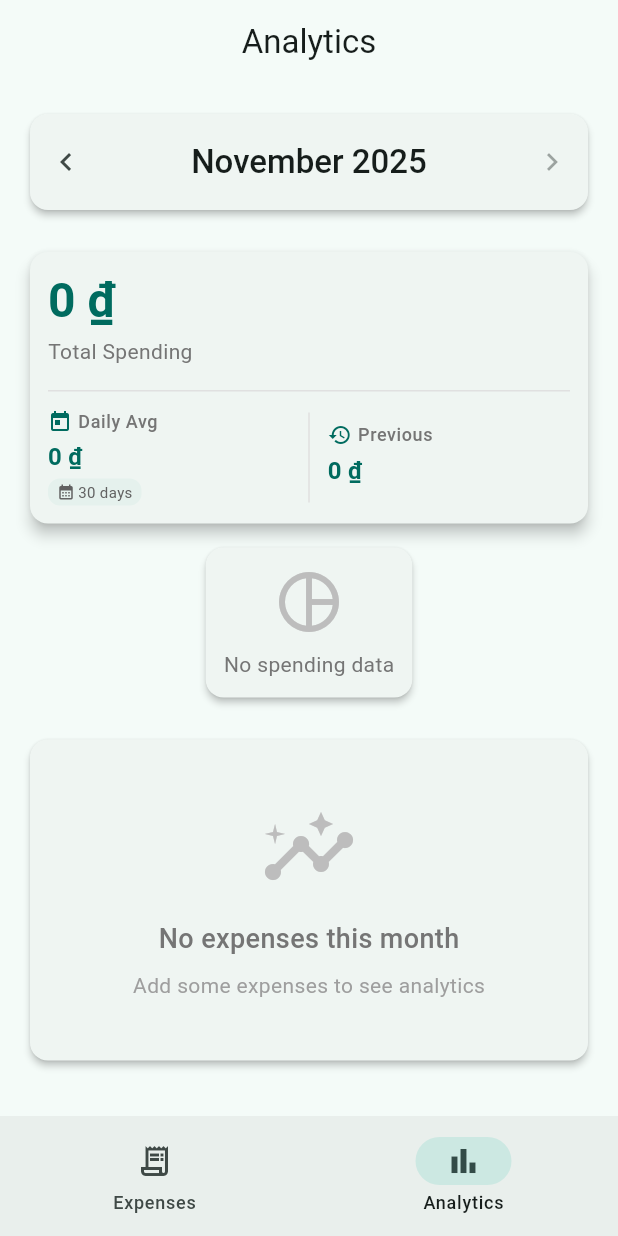
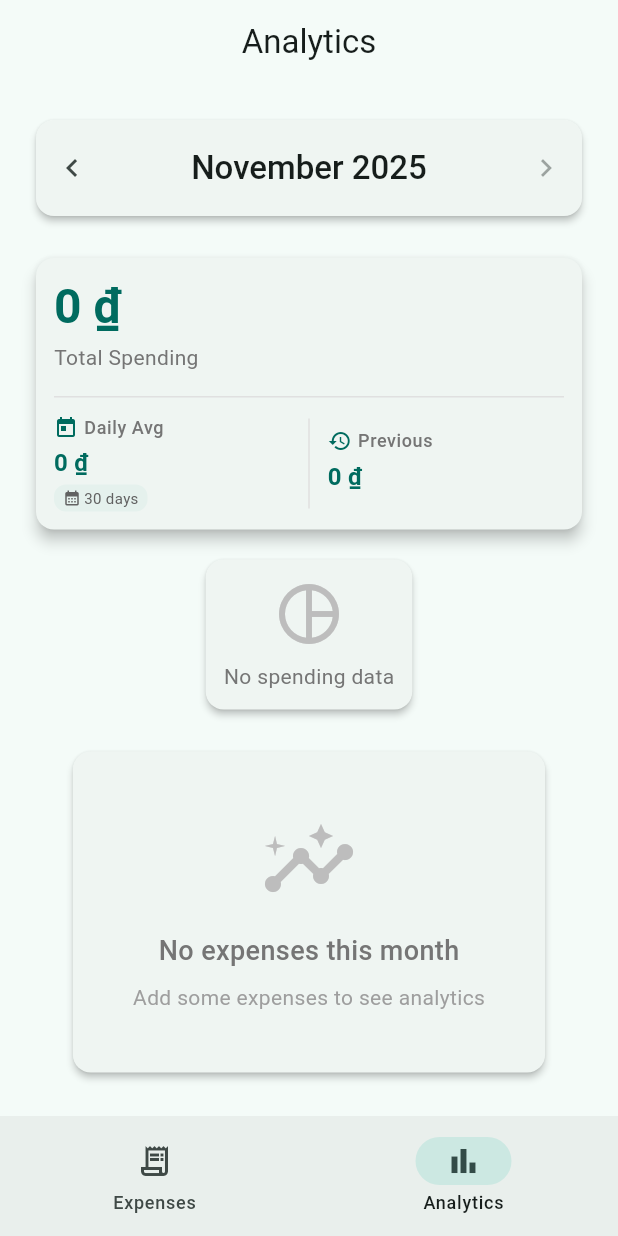
Before and after one commit to quoc48/expense_tracker, a Flutter app: the screen it shows once a user with an empty profile is signed in, item 2 of the bottom bar chosen, on a phone screen of 412 x 824 dp. Run offline on Flutter 3.47's test engine with Material 3 defaults, Android fonts, the phone set to English and light mode, and no system bars; our stand-ins replace fl_chart, flutter_dotenv, shared_preferences, supabase_flutter; accounts and stored records are empty.

Commit message:
feat: Phase 3-4 Complete - Context-Aware Charts + User Feedback Revisions
Implemented:
- Context-aware Trends Chart (highlights selected month in blue)
- Trend indicator reflects selected month vs previous month
- Simplified Category Chart (removed colors, percentages, legend)
- Material Design 3 spacing (20px edges, 12px card gaps)
- Smooth fade transitions (300ms) for month navigation

User Feedback:
- Category Chart: Too colorful → Reverted to single primary color
- Trends Chart: Should reflect selected month → Added context awareness

Testing: All improvements validated on simulator ✅

🤖 Generated with [Claude Code](https://claude.com/claude-code)

Co-Authored-By: Claude <noreply@anthropic.com>

```diff
--- a/lib/screens/analytics_screen.dart
+++ b/lib/screens/analytics_screen.dart
@@ -75,7 +75,7 @@ class _AnalyticsScreenState extends State<AnalyticsScreen> {
 
           return SingleChildScrollView(
             child: Padding(
-              padding: const EdgeInsets.all(16.0),
+              padding: const EdgeInsets.all(20.0), // Material Design 3: 20px edge padding
               child: Column(
                 crossAxisAlignment: CrossAxisAlignment.stretch,
                 children: [
@@ -83,14 +83,38 @@ class _AnalyticsScreenState extends State<AnalyticsScreen> {
                   _buildMonthSelector(),
                   const SizedBox(height: 20),
 
-                  // Summary cards grid (5 cards)
-                  _buildSummaryCardsGrid(expenseProvider.expenses, monthExpenses),
+                  // Summary cards grid with fade transition
+                  AnimatedSwitcher(
+                    duration: const Duration(milliseconds: 300),
+                    transitionBuilder: (child, animation) {
+                      return FadeTransition(
+                        opacity: animation,
+                        child: child,
+                      );
+                    },
+                    child: _buildSummaryCardsGrid(
+                      allExpenses: expenseProvider.expenses,
+                      monthExpenses: monthExpenses,
+                      // Use month as key to trigger animation on month change
+                      key: ValueKey(_selectedMonth.toString()),
+                    ),
+                  ),
                   const SizedBox(height: 20),
 
-                  // Empty state if no expenses this month
-                  if (monthExpenses.isEmpty)
-                    _buildEmptyState()
-                  else ...[
+                  // Charts with fade transition
+                  AnimatedSwitcher(
+                    duration: const Duration(milliseconds: 300),
+                    transitionBuilder: (child, animation) {
+                      return FadeTransition(
+                        opacity: animation,
+                        child: child,
+                      );
+                    },
+                    child: monthExpenses.isEmpty
+                        ? _buildEmptyState()
+                        : Column(
+                            key: ValueKey(_selectedMonth.toString() + '_charts'),
+                            children: [
                               // Category Breakdown Chart
                               _buildCategoryBreakdownCard(monthExpenses),
                               const SizedBox(height: 20),
@@ -98,6 +122,8 @@ class _AnalyticsScreenState extends State<AnalyticsScreen> {
                               // Spending Trends Chart
                               _buildSpendingTrendsCard(expenseProvider.expenses),
                             ],
+                          ),
+                  ),
                 ],
               ),
             ),
@@ -161,7 +187,11 @@ class _AnalyticsScreenState extends State<AnalyticsScreen> {
   /// - Full-width cards for better readability on mobile
   /// - Related metrics grouped together logically
   /// - Consistent spacing and padding throughout
-  Widget _buildSummaryCardsGrid(List<Expense> allExpenses, List<Expense> monthExpenses) {
+  Widget _buildSummaryCardsGrid({
+    required List<Expense> allExpenses,
+    required List<Expense> monthExpenses,
+    Key? key,
+  }) {
     // Calculate this month's total
     final thisMonthTotal = AnalyticsCalculator.getTotalForMonth(
       allExpenses,
@@ -202,7 +232,7 @@ class _AnalyticsScreenState extends State<AnalyticsScreen> {
           previousMonthAmount: lastMonthTotal,
           previousMonthName: previousMonthName,
         ),
-        const SizedBox(height: 8),
+        const SizedBox(height: 12), // Material Design 3: improved spacing
 
         // 2. Type Breakdown (full width)
         // Shows: Phải chi, Phát sinh, Lãng phí percentages (sorted by highest)
@@ -319,7 +349,10 @@ class _AnalyticsScreenState extends State<AnalyticsScreen> {
             const SizedBox(height: 12),
 
             // Chart
-            TrendsChart(monthlyTrends: monthlyTrends),
+            TrendsChart(
+              monthlyTrends: monthlyTrends,
+              selectedMonth: _selectedMonth,
+            ),
           ],
         ),
       ),
--- a/lib/widgets/category_chart.dart
+++ b/lib/widgets/category_chart.dart
@@ -1,7 +1,5 @@
 import 'package:flutter/material.dart';
 import 'package:fl_chart/fl_chart.dart';
-import 'package:intl/intl.dart';
-import '../models/expense.dart';
 import '../utils/currency_formatter.dart';
 
 /// A bar chart showing expense breakdown by category (UPDATED - Phase 5.5.1)
@@ -44,6 +42,7 @@ class CategoryChart extends StatelessWidget {
         return Icons.more_horiz;
     }
   }
+
 
   @override
   Widget build(BuildContext context) {
@@ -172,7 +171,7 @@ class CategoryChart extends StatelessWidget {
                   BarChartRodData(
                     toY: entry.value.value,
                     color: theme.colorScheme.primary,
-                    width: 20, // Reduced bar width to emphasize spacing
+                    width: 20,
                     borderRadius: const BorderRadius.vertical(
                       top: Radius.circular(4),
                     ),
```
Also changed, not shown: lib/widgets/trends_chart.dart (+81 -11 lines), 1 other file. Lines whose indentation alone changed are shown as unchanged.
